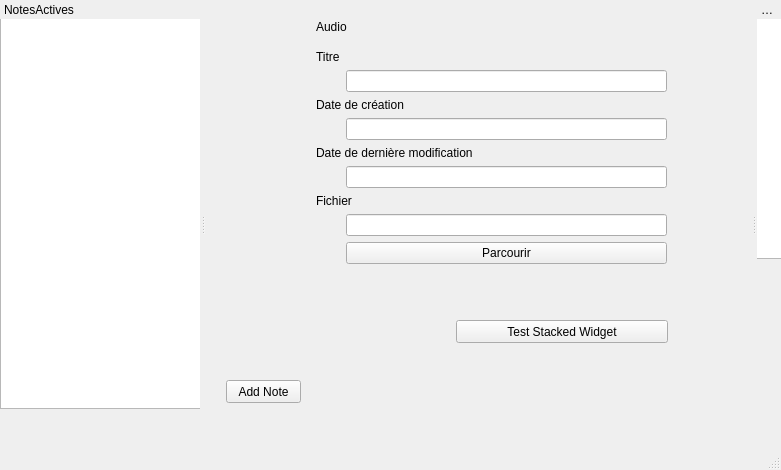
Qt form gui/mainwindow.ui (vincebhx/LO21-PluriNotes) before a commit.
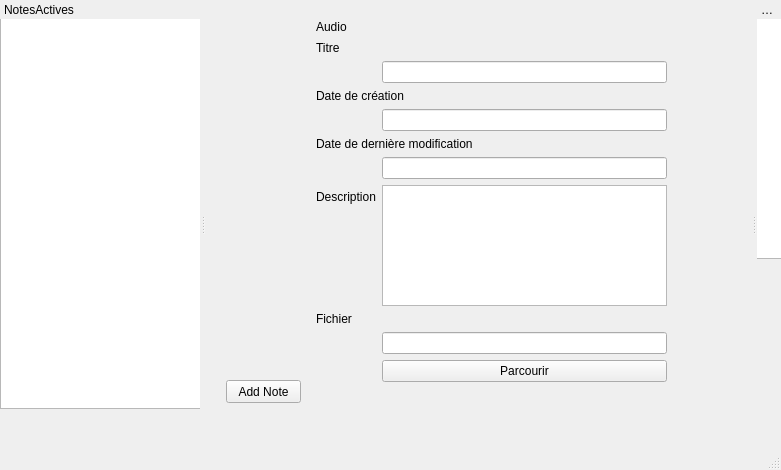
The same form after that commit. The open tabs and pages were chosen to show the change.

```diff
--- a/gui/mainwindow.ui
+++ b/gui/mainwindow.ui
@@ -33,7 +33,7 @@
       <x>100</x>
       <y>20</y>
       <width>381</width>
-      <height>331</height>
+      <height>381</height>
      </rect>
     </property>
     <property name="currentIndex">
@@ -331,9 +331,9 @@
       <property name="geometry">
        <rect>
         <x>10</x>
-        <y>30</y>
+        <y>21</y>
         <width>351</width>
-        <height>264</height>
+        <height>341</height>
        </rect>
       </property>
       <layout class="QFormLayout" name="formLayout_4">
@@ -344,69 +344,66 @@
          </property>
         </widget>
        </item>
-       <item row="1" column="1">
-        <widget class="QLineEdit" name="lineEdit_11"/>
-       </item>
-       <item row="3" column="0" colspan="2">
+       <item row="4" column="0" colspan="2">
         <widget class="QLabel" name="label_16">
          <property name="text">
           <string>Date de création</string>
          </property>
         </widget>
        </item>
-       <item row="5" column="1">
-        <widget class="QLineEdit" name="lineEdit_12">
+       <item row="6" column="1">
+        <widget class="QLineEdit" name="au_creat">
          <property name="readOnly">
           <bool>true</bool>
          </property>
         </widget>
        </item>
-       <item row="7" column="0" colspan="2">
+       <item row="8" column="0" colspan="2">
         <widget class="QLabel" name="label_17">
          <property name="text">
           <string>Date de dernière modification</string>
          </property>
         </widget>
        </item>
-       <item row="9" column="1">
-        <widget class="QLineEdit" name="lineEdit_13">
+       <item row="10" column="1">
+        <widget class="QLineEdit" name="au_modif">
          <property name="readOnly">
           <bool>true</bool>
          </property>
         </widget>
        </item>
-       <item row="11" column="0" colspan="2">
+       <item row="12" column="0" colspan="2">
         <widget class="QLabel" name="label_18">
          <property name="text">
           <string>Fichier</string>
          </property>
         </widget>
        </item>
-       <item row="12" column="1">
-        <widget class="QLineEdit" name="lineEdit_14"/>
-       </item>
        <item row="13" column="1">
+        <widget class="QLineEdit" name="au_path"/>
+       </item>
+       <item row="14" column="1">
         <widget class="QPushButton" name="pushButton_3">
          <property name="text">
           <string>Parcourir</string>
          </property>
         </widget>
        </item>
+       <item row="11" column="0">
+        <widget class="QLabel" name="label_23">
+         <property name="text">
+          <string>Description</string>
+         </property>
+        </widget>
+       </item>
+       <item row="11" column="1">
+        <widget class="QTextEdit" name="au_desc"/>
+       </item>
+       <item row="1" column="1">
+        <widget class="QLineEdit" name="au_titre"/>
+       </item>
       </layout>
      </widget>
-     <widget class="QPushButton" name="pushButton_8">
-      <property name="geometry">
-       <rect>
-        <x>150</x>
-        <y>300</y>
-        <width>212</width>
-        <height>23</height>
-       </rect>
-      </property>
-      <property name="text">
-       <string>Test Stacked Widget</string>
-      </property>
-     </widget>
      <widget class="QLabel" name="label_28">
       <property name="geometry">
        <rect>
@@ -517,7 +514,7 @@
      </widget>
     </widget>
    </widget>
-   <widget class="QWidget" name="">
+   <widget class="QWidget" name="layoutWidget">
     <property name="geometry">
      <rect>
       <x>0</x>
```
Left out of the diff: 95 changed lines with no effect on the pictures.
